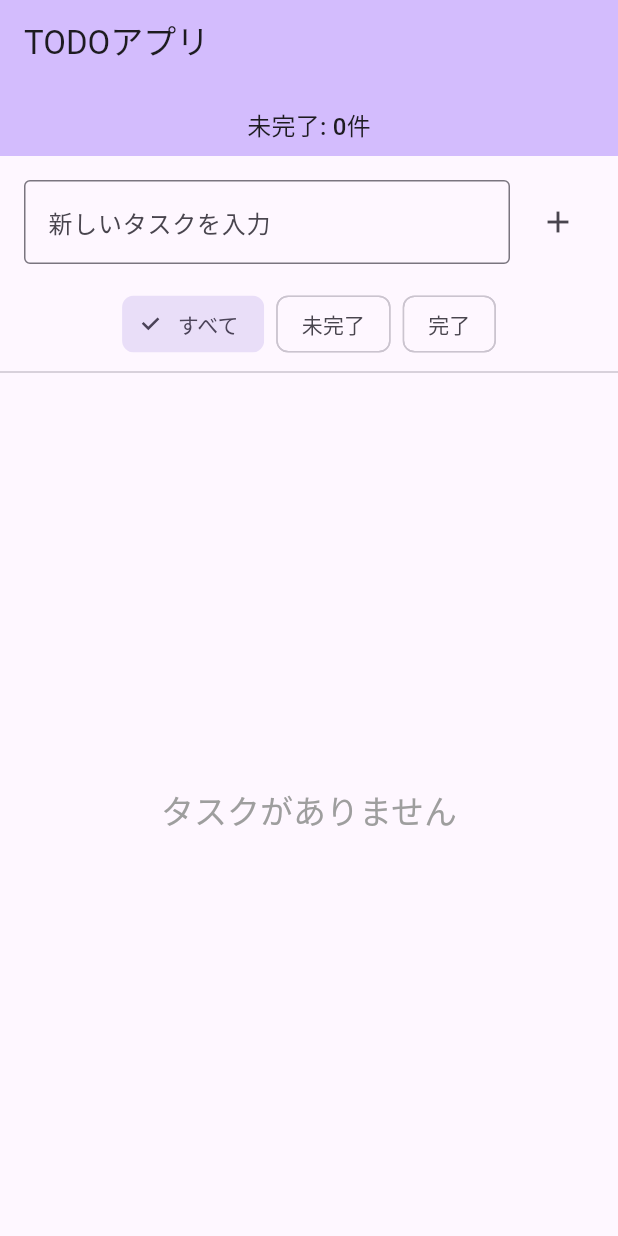
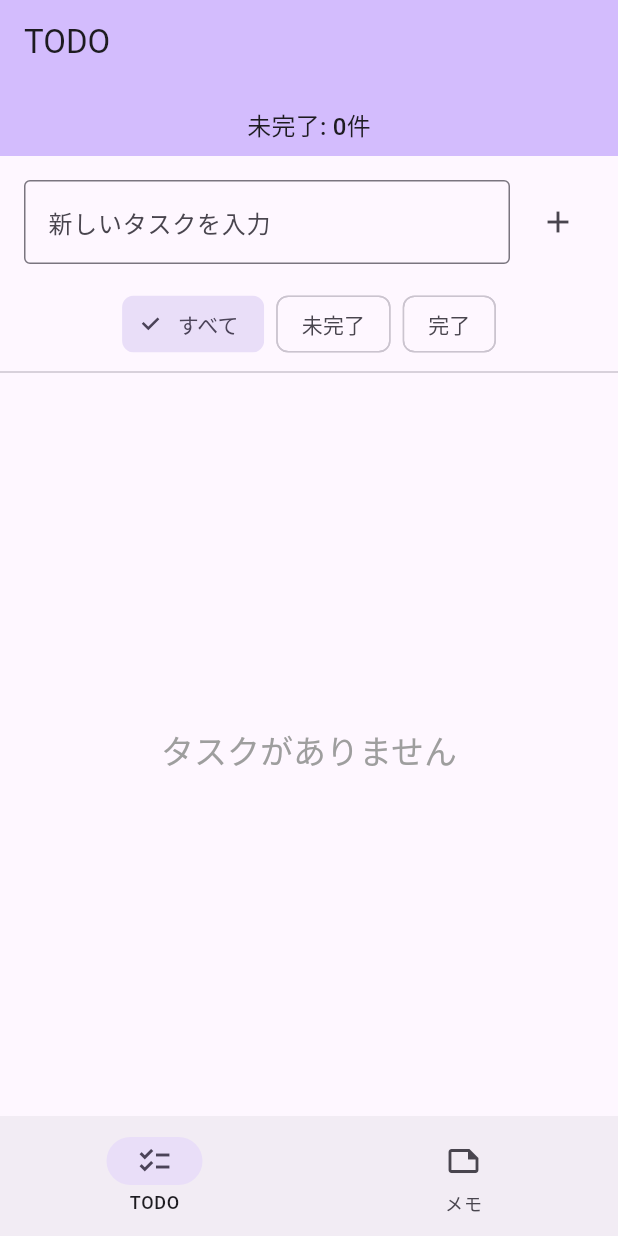
Before and after one commit to takerucam/study_skill_with_flutter, a Flutter app: the screen it shows after launch, on a phone screen of 412 x 824 dp. Run offline on Flutter 3.47's test engine with Material 3 defaults, Android fonts, the phone set to English and light mode, and no system bars; our stand-ins replace flutter_hooks, flutter_riverpod, freezed_annotation, hooks_riverpod, riverpod_annotation; generated files the repository leaves out were written again.

Commit message:
✨ BottomNavigationBar で TODO とメモを切り替える HomePage を作成

```diff
--- a/lib/main.dart
+++ b/lib/main.dart
@@ -1,9 +1,9 @@
 import 'package:flutter/material.dart';
 import 'package:flutter_riverpod/flutter_riverpod.dart';
-import 'providers/todo_provider.dart';
-import 'widgets/todo_input.dart';
-import 'widgets/todo_list_item.dart';
-import 'widgets/todo_filter_chips.dart';
+import 'package:hooks_riverpod/hooks_riverpod.dart';
+import 'package:flutter_hooks/flutter_hooks.dart';
+import 'features/todo/pages/todo_page.dart';
+import 'features/memo/pages/memo_page.dart';
 
 void main() {
   runApp(const ProviderScope(child: MyApp()));
@@ -20,56 +20,43 @@
         colorScheme: ColorScheme.fromSeed(seedColor: Colors.deepPurple),
         useMaterial3: true,
       ),
-      home: const TodoPage(),
+      home: const HomePage(),
     );
   }
 }
 
-class TodoPage extends ConsumerWidget {
-  const TodoPage({super.key});
+class HomePage extends HookWidget {
+  const HomePage({super.key});
 
   @override
-  Widget build(BuildContext context, WidgetRef ref) {
-    final filteredTodos = ref.watch(filteredTodosPodProvider);
-    final uncompletedCount = ref.watch(uncompletedTodosCountPodProvider);
+  Widget build(BuildContext context) {
+    final selectedIndex = useState(0);
+
+    final pages = const [
+      TodoPage(),
+      MemoPage(),
+    ];
 
     return Scaffold(
-      appBar: AppBar(
-        backgroundColor: Theme.of(context).colorScheme.inversePrimary,
-        title: const Text('TODOアプリ'),
-        bottom: PreferredSize(
-          preferredSize: const Size.fromHeight(48),
-          child: Padding(
-            padding: const EdgeInsets.only(bottom: 8),
-            child: Text(
-              '未完了: $uncompletedCount件',
-              style: Theme.of(context).textTheme.titleMedium,
-            ),
+      body: IndexedStack(
+        index: selectedIndex.value,
+        children: pages,
+      ),
+      bottomNavigationBar: NavigationBar(
+        selectedIndex: selectedIndex.value,
+        onDestinationSelected: (index) {
+          selectedIndex.value = index;
+        },
+        destinations: const [
+          NavigationDestination(
+            icon: Icon(Icons.checklist),
+            selectedIcon: Icon(Icons.checklist_outlined),
+            label: 'TODO',
           ),
-        ),
-      ),
-      body: Column(
-        children: [
-          const TodoInput(),
-          const TodoFilterChips(),
-          const Divider(),
-          Expanded(
-            child: filteredTodos.isEmpty
-                ? Center(
-                    child: Text(
-                      'タスクがありません',
-                      style: Theme.of(
-                        context,
-                      ).textTheme.titleLarge?.copyWith(color: Colors.grey),
-                    ),
-                  )
-                : ListView.builder(
-                    itemCount: filteredTodos.length,
-                    itemBuilder: (context, index) {
-                      final todo = filteredTodos[index];
-                      return TodoListItem(todo: todo);
-                    },
-                  ),
+          NavigationDestination(
+            icon: Icon(Icons.note_outlined),
+            selectedIcon: Icon(Icons.note),
+            label: 'メモ',
           ),
         ],
       ),
```
